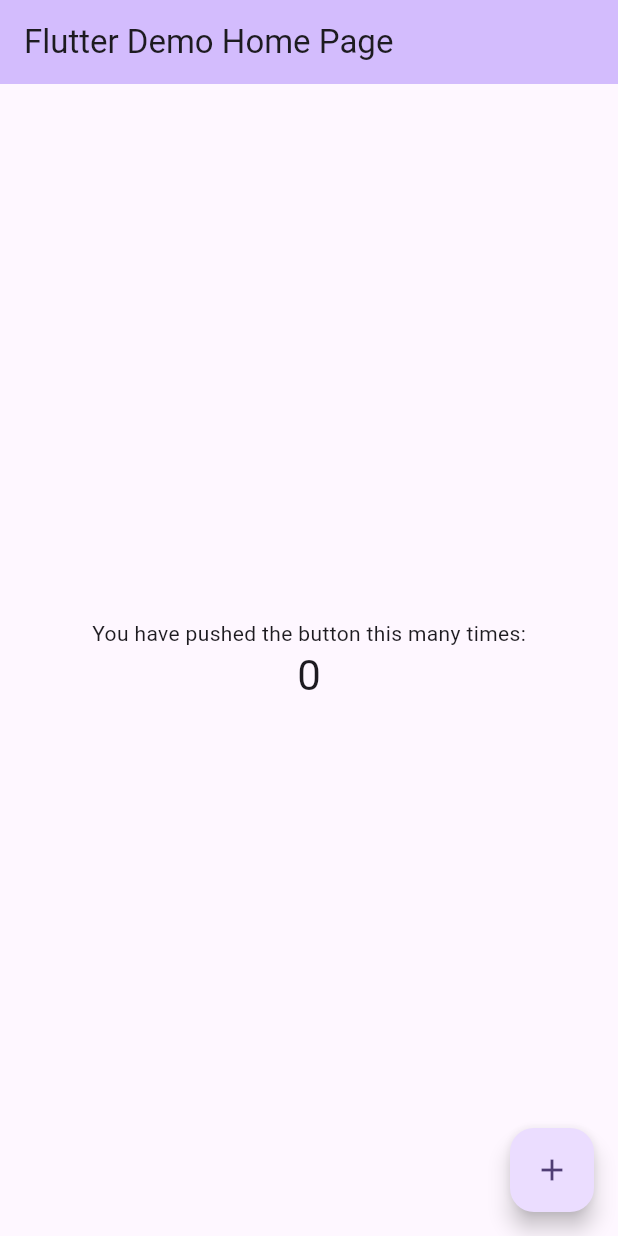
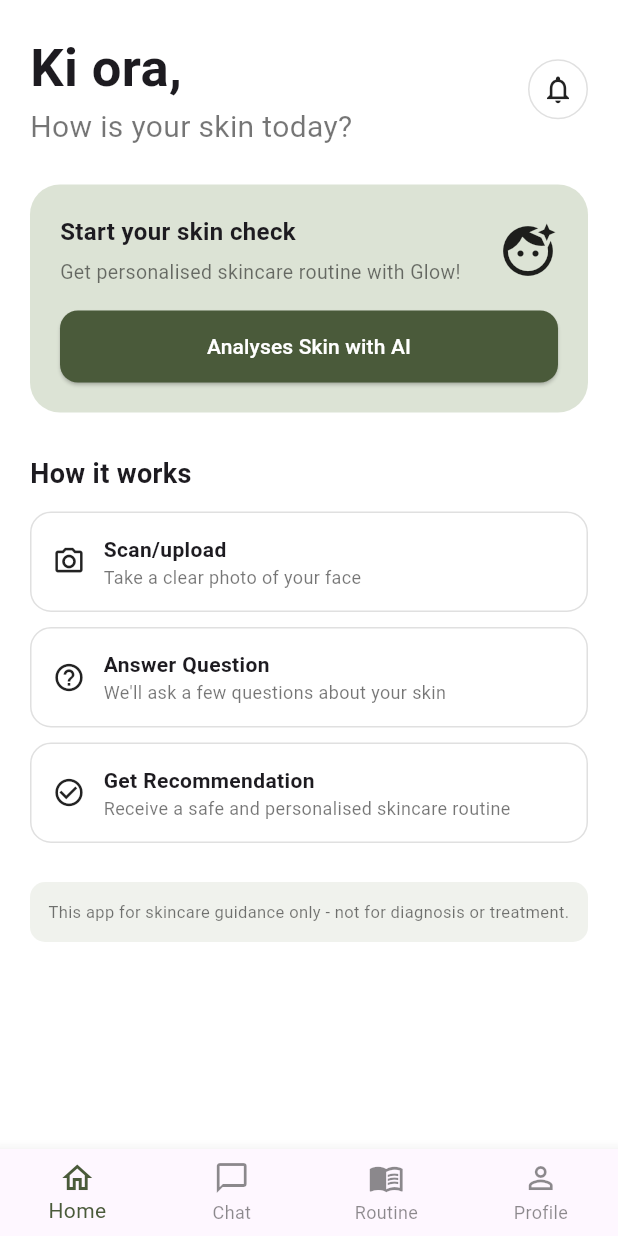
Before and after one commit to chivu309/489-project-frontend, a Flutter app: the screen it shows after launch, on a phone screen of 412 x 824 dp. Run offline on Flutter 3.47's test engine with Material 3 defaults, Android fonts, the phone set to English and light mode, and no system bars.

Commit message:
implemented homepage with content and design

```diff
--- a/lib/main.dart
+++ b/lib/main.dart
@@ -1,122 +1,27 @@
 import 'package:flutter/material.dart';
-
+import 'screens/home_page.dart';
 void main() {
-  runApp(const MyApp());
+  runApp(const MaterialApp(
+    debugShowCheckedModeBanner: false,
+    home: HomePage(),
+  ));
 }
 
 class MyApp extends StatelessWidget {
   const MyApp({super.key});
 
-  // This widget is the root of your application.
+  // This widget is the root of my application.
   @override
   Widget build(BuildContext context) {
     return MaterialApp(
-      title: 'Flutter Demo',
+      title: 'Glow',
+      debugShowCheckedModeBanner: false,
       theme: ThemeData(
-        // This is the theme of your application.
-        //
-        // TRY THIS: Try running your application with "flutter run". You'll see
-        // the application has a purple toolbar. Then, without quitting the app,
-        // try changing the seedColor in the colorScheme below to Colors.green
-        // and then invoke "hot reload" (save your changes or press the "hot
-        // reload" button in a Flutter-supported IDE, or press "r" if you used
-        // the command line to start the app).
-        //
-        // Notice that the counter didn't reset back to zero; the application
-        // state is not lost during the reload. To reset the state, use hot
-        // restart instead.
-        //
-        // This works for code too, not just values: Most code changes can be
-        // tested with just a hot reload.
-        colorScheme: .fromSeed(seedColor: Colors.deepPurple),
+        fontFamily: 'Roboto',
+        colorScheme: ColorScheme.fromSeed(seedColor: const Color(0xFFBCC2B6)),
+        useMaterial3: true,
       ),
-      home: const MyHomePage(title: 'Flutter Demo Home Page'),
+      home: const HomePage(),
     );
   }
 }
-
-class MyHomePage extends StatefulWidget {
-  const MyHomePage({super.key, required this.title});
-
-  // This widget is the home page of your application. It is stateful, meaning
-  // that it has a State object (defined below) that contains fields that affect
-  // how it looks.
-
-  // This class is the configuration for the state. It holds the values (in this
-  // case the title) provided by the parent (in this case the App widget) and
-  // used by the build method of the State. Fields in a Widget subclass are
-  // always marked "final".
-
-  final String title;
-
-  @override
-  State<MyHomePage> createState() => _MyHomePageState();
-}
-
-class _MyHomePageState extends State<MyHomePage> {
-  int _counter = 0;
-
-  void _incrementCounter() {
-    setState(() {
-      // This call to setState tells the Flutter framework that something has
-      // changed in this State, which causes it to rerun the build method below
-      // so that the display can reflect the updated values. If we changed
-      // _counter without calling setState(), then the build method would not be
-      // called again, and so nothing would appear to happen.
-      _counter++;
-    });
-  }
-
-  @override
-  Widget build(BuildContext context) {
-    // This method is rerun every time setState is called, for instance as done
-    // by the _incrementCounter method above.
-    //
-    // The Flutter framework has been optimized to make rerunning build methods
-    // fast, so that you can just rebuild anything that needs updating rather
-    // than having to individually change instances of widgets.
-    return Scaffold(
-      appBar: AppBar(
-        // TRY THIS: Try changing the color here to a specific color (to
-        // Colors.amber, perhaps?) and trigger a hot reload to see the AppBar
-        // change color while the other colors stay the same.
-        backgroundColor: Theme.of(context).colorScheme.inversePrimary,
-        // Here we take the value from the MyHomePage object that was created by
-        // the App.build method, and use it to set our appbar title.
-        title: Text(widget.title),
-      ),
-      body: Center(
-        // Center is a layout widget. It takes a single child and positions it
-        // in the middle of the parent.
-        child: Column(
-          // Column is also a layout widget. It takes a list of children and
-          // arranges them vertically. By default, it sizes itself to fit its
-          // children horizontally, and tries to be as tall as its parent.
-          //
-          // Column has various properties to control how it sizes itself and
-          // how it positions its children. Here we use mainAxisAlignment to
-          // center the children vertically; the main axis here is the vertical
-          // axis because Columns are vertical (the cross axis would be
-          // horizontal).
-          //
-          // TRY THIS: Invoke "debug painting" (choose the "Toggle Debug Paint"
-          // action in the IDE, or press "p" in the console), to see the
-          // wireframe for each widget.
-          mainAxisAlignment: .center,
-          children: [
-            const Text('You have pushed the button this many times:'),
-            Text(
-              '$_counter',
-              style: Theme.of(context).textTheme.headlineMedium,
-            ),
-          ],
-        ),
-      ),
-      floatingActionButton: FloatingActionButton(
-        onPressed: _incrementCounter,
-        tooltip: 'Increment',
-        child: const Icon(Icons.add),
-      ),
-    );
-  }
-}
--- /dev/null
+++ b/lib/screens/home_page.dart
@@ -0,0 +1,209 @@
+import 'package:flutter/material.dart';
+
+class HomePage extends StatelessWidget {
+  const HomePage({super.key});
+
+  @override
+  Widget build(BuildContext context) {
+    // Scaffold: the basic page frame
+    return Scaffold(
+      backgroundColor: Colors.white,
+
+      // SafeArea = keeps content away from the phone's notch/status bar/home indicator
+      body: SafeArea(
+        child: SingleChildScrollView(
+          padding: const EdgeInsets.all(20),
+          child: Column(
+            // Aligns children to the left instead of centering them
+            crossAxisAlignment: CrossAxisAlignment.start,
+            children: [
+              //notification bell icon
+              Row(
+                mainAxisAlignment: MainAxisAlignment.spaceBetween, // pushes items to opposite ends
+                children: [
+                  // Left side: greeting text stacked vertically
+                  const Column(
+                    crossAxisAlignment: CrossAxisAlignment.start,
+                    children: [
+                      Text(
+                        'Ki ora,',
+                        style: TextStyle(fontSize: 35, fontWeight: FontWeight.bold),
+                      ),
+                      Text(
+                        'How is your skin today?',
+                        style: TextStyle(fontSize: 20, color: Colors.black54),
+                      ),
+                    ],
+                  ),
+
+                  // Right side: notification bell icon inside a circle border
+                  Container(
+                    padding: const EdgeInsets.all(8),
+                    decoration: BoxDecoration(
+                      shape: BoxShape.circle,
+                      border: Border.all(color: Colors.black12),
+                    ),
+                    child: const Icon(Icons.notifications_none, size: 22),
+                  ),
+                ],
+              ),
+
+              const SizedBox(height: 24), // empty vertical space (like margin)
+
+              // button with icon and text
+              Container(
+                width: double.infinity,
+                padding: const EdgeInsets.all(20),
+                decoration: BoxDecoration(
+                  color: const Color(0xFFDCE3D5), // soft sage green background
+                  borderRadius: BorderRadius.circular(20), // rounded corners
+                ),
+                child: Column(
+                  crossAxisAlignment: CrossAxisAlignment.start,
+                  children: [
+                    Row(
+                      mainAxisAlignment: MainAxisAlignment.spaceBetween,
+                      children: [
+                        // Expanded = lets the text take up remaining space
+                        // without overflowing next to the icon
+                        const Expanded(
+                          child: Column(
+                            crossAxisAlignment: CrossAxisAlignment.start,
+                            children: [
+                              Text(
+                                'Start your skin check',
+                                style: TextStyle(fontSize: 16, fontWeight: FontWeight.w600),
+                              ),
+                              SizedBox(height: 6),
+                              Text(
+                                'Get personalised skincare routine with Glow!',
+                                style: TextStyle(fontSize: 13, color: Colors.black54),
+                              ),
+                            ],
+                          ),
+                        ),
+                        const Icon(Icons.face_retouching_natural, size: 40),
+                      ],
+                    ),
+
+                    const SizedBox(height: 16),
+
+                    // Full-width button
+                    SizedBox(
+                      width: double.infinity,
+                      child: ElevatedButton(
+                        style: ElevatedButton.styleFrom(
+                          backgroundColor: const Color(0xFF4A5A3A), // dark green
+                          foregroundColor: Colors.white, // text color
+                          padding: const EdgeInsets.symmetric(vertical: 14),
+                          shape: RoundedRectangleBorder(
+                            borderRadius: BorderRadius.circular(12),
+                          ),
+                        ),
+                        onPressed: () {
+                          // TODO: navigate to the Scan page when it's ready
+                          // Example later: Navigator.push(context, MaterialPageRoute(builder: (_) => const ScanPage()));
+                        },
+                        child: const Text('Analyses Skin with AI'),
+                      ),
+                    ),
+                  ],
+                ),
+              ),
+
+              const SizedBox(height: 28),
+
+              // Instruction of the app and how it works
+              const Text(
+                'How it works',
+                style: TextStyle(fontSize: 18, fontWeight: FontWeight.w600),
+              ),
+              const SizedBox(height: 12),
+
+              _buildStepRow(
+                icon: Icons.camera_alt_outlined,
+                title: 'Scan/upload',
+                subtitle: 'Take a clear photo of your face',
+              ),
+              _buildStepRow(
+                icon: Icons.help_outline,
+                title: 'Answer Question',
+                subtitle: "We'll ask a few questions about your skin",
+              ),
+              _buildStepRow(
+                icon: Icons.check_circle_outline,
+                title: 'Get Recommendation',
+                subtitle: 'Receive a safe and personalised skincare routine',
+              ),
+
+              const SizedBox(height: 16),
+
+              // warning message about the app
+              Container(
+                width: double.infinity,
+                padding: const EdgeInsets.all(12),
+                decoration: BoxDecoration(
+                  color: const Color(0xFFF0F2ED),
+                  borderRadius: BorderRadius.circular(10),
+                ),
+                child: const Text(
+                  'This app for skincare guidance only - not for diagnosis or treatment.',
+                  style: TextStyle(fontSize: 11, color: Colors.black54),
+                  textAlign: TextAlign.center,
+                ),
+              ),
+            ],
+          ),
+        ),
+      ),
+
+      // navigation button
+      bottomNavigationBar: BottomNavigationBar(
+        currentIndex: 0, // 0 = Home tab is selected
+        type: BottomNavigationBarType.fixed, // keeps all labels visible (not just selected one)
+        selectedItemColor: const Color(0xFF4A5A3A),
+        unselectedItemColor: Colors.black45,
+        items: const [
+          BottomNavigationBarItem(icon: Icon(Icons.home_outlined), label: 'Home'),
+          BottomNavigationBarItem(icon: Icon(Icons.chat_bubble_outline), label: 'Chat'),
+          BottomNavigationBarItem(icon: Icon(Icons.menu_book_outlined), label: 'Routine'),
+          BottomNavigationBarItem(icon: Icon(Icons.person_outline), label: 'Profile'),
+        ],
+      ),
+    );
+  }
+
+  // helper method to create a row for each step
+  Widget _buildStepRow({
+    required IconData icon,
+    required String title,
+    required String subtitle,
+  }) {
+    return Container(
+      margin: const EdgeInsets.only(bottom: 10), // space below each row
+      padding: const EdgeInsets.all(14),
+      decoration: BoxDecoration(
+        border: Border.all(color: Colors.black12),
+        borderRadius: BorderRadius.circular(14),
+      ),
+      child: Row(
+        children: [
+          Icon(icon, size: 22),
+          const SizedBox(width: 12), // space between icon and text
+          Expanded(
+            child: Column(
+              crossAxisAlignment: CrossAxisAlignment.start,
+              children: [
+                Text(title, style: const TextStyle(fontWeight: FontWeight.w600)),
+                Text(
+                  subtitle,
+                  style: const TextStyle(fontSize: 12, color: Colors.black54),
+                ),
+              ],
+            ),
+          ),
+        ],
+      ),
+    );
+  }
+}
```
